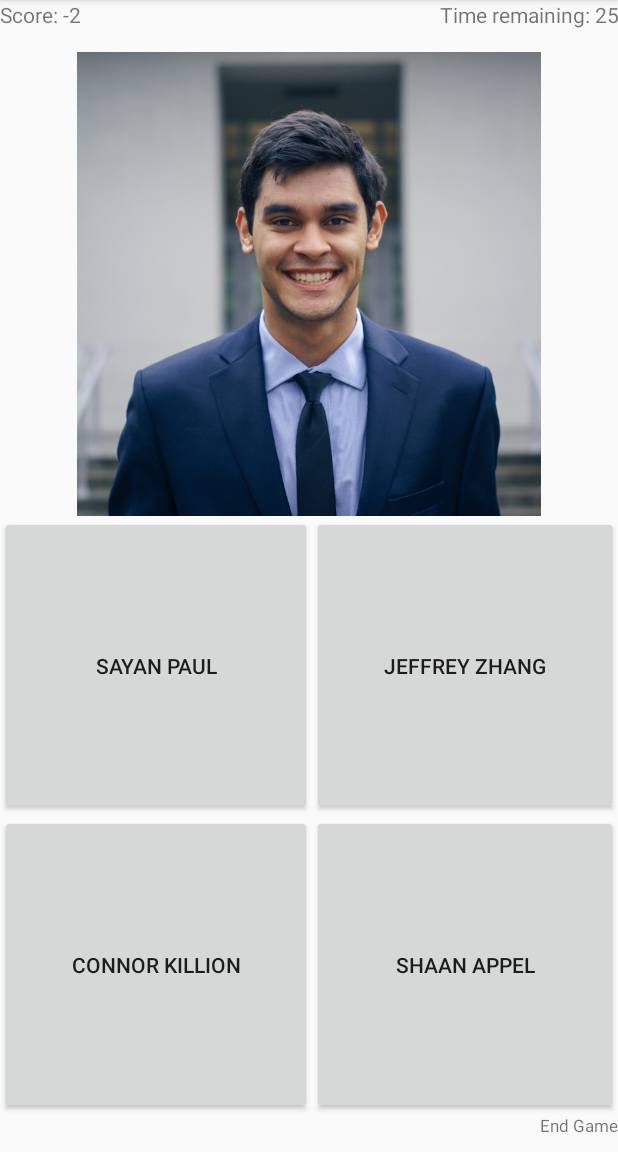
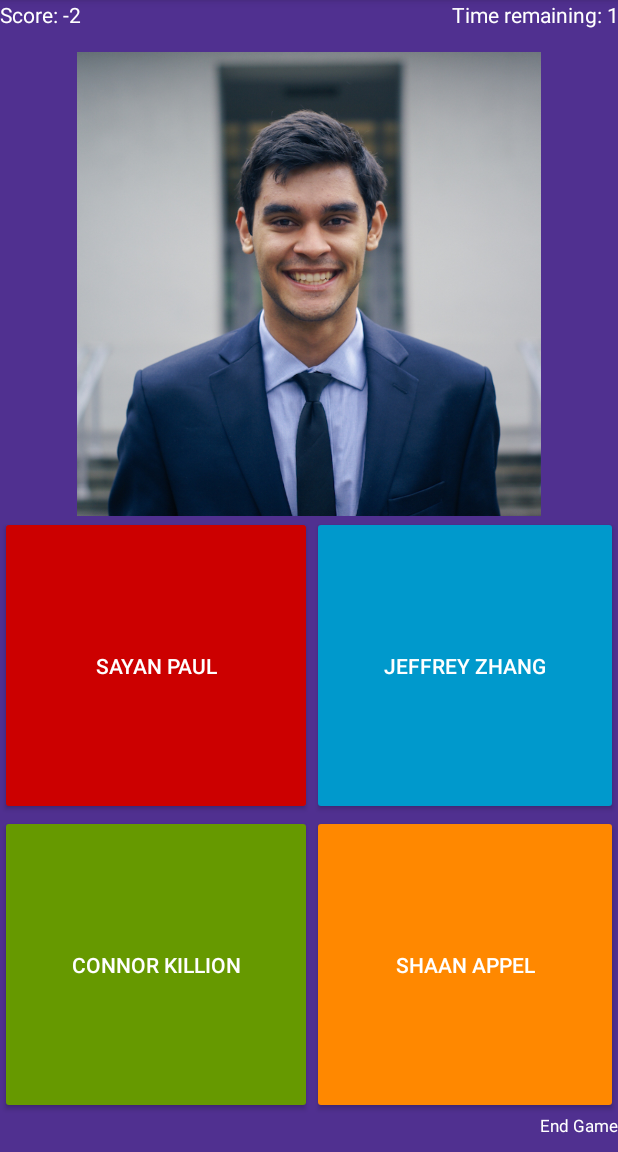
Before and after one commit to ssuresh2dev/mdbtrainingprogram, an Android app: the QuestionActivity screen opened directly, with no data from a screen before it, after a tap on "JEFFREY ZHANG", on a phone screen of 412 x 824 dp, the part 84-1236 px from its top. Run offline under Robolectric (Android 15) with nearby library versions, the phone set to English and light mode, and no system bars; 1 other tap on this screen came first.

Commit message:
removed annoying toasts

```diff
--- a/app/src/main/java/com/memberquiz/mdb/mdbmemberquiz/QuestionActivity.java
+++ b/app/src/main/java/com/memberquiz/mdb/mdbmemberquiz/QuestionActivity.java
@@ -10,7 +10,6 @@ package com.memberquiz.mdb.mdbmemberquiz;
         import android.os.Bundle;
         import android.view.View;
         import android.widget.Button;
-        import android.widget.ImageButton;
         import android.widget.ImageView;
         import android.widget.TextView;
         import android.widget.Toast;
@@ -18,11 +17,12 @@ package com.memberquiz.mdb.mdbmemberquiz;
         import java.util.*;
 
 public class QuestionActivity extends AppCompatActivity {
-
+    //TODO make array and pretty much all strings as xml resources
+    //TODO fewer toasts, more other ui stuff, flash the screen red??
     private String[] members = {"Jessica Cherny", "Mansi Shah", "Alice Wang", "Jessica Ji",
             "Kevin Jiang", "Jared Gutierrez", "Kristin Ho", "Christine Munar", "Mudit Mittal",
             "Ali Shelton", "Richard Hu", "Shaan Appel", "Ankur Mahesh", "Edward Liu", "Wilbur Shi",
-            "Young Lin", "Abhinav Koppu", "Abhishek Mangla",  "Akkshay Khoslaa", "Ally Koo", "Andy Wang",
+            "Young Lin", "Abhinav Koppu", "Abhishek Mangla", "Akkshay Khoslaa", "Ally Koo", "Andy Wang",
             "Aneesh Jindal", "Anisha Salunkhe", "Aparna Krishnan", "Ashwin Vaidyanathan",
             "Cody Hsieh", "Connor Killion", "Jeffrey Zhang", "Justin Kim", "Kenneth Steele",
             "Krishnan Rajiyah", "Lisa Lee", "Peter Schafhalter", "Riley Edmunds", "Rohan Narayan",
@@ -32,7 +32,7 @@ public class QuestionActivity extends AppCompatActivity {
             "Mohit Katyal", "Rochelle Shen", "Sayan Paul", "Sharie Wang", "Shreya Reddy",
             "Shubham Goenka", "Victor Sun", "Vidya Ravikumar"};
 
-    private final boolean DEBUG = true;
+    private final boolean DEBUG = false;
 
     private int score;
     private CountDownTimer timer;
@@ -42,7 +42,7 @@ public class QuestionActivity extends AppCompatActivity {
     private TextView scoreView, countdownView, endbutton;
     private Button[] buttons = new Button[4];
     private ImageView memberPhoto;
-    private int timelimit = 30;
+    private int timelimit = 5;
     private int indexOfCorrectMember, indexOfCorrectButton;
 
     @Override
@@ -90,7 +90,7 @@ public class QuestionActivity extends AppCompatActivity {
         memberList = Arrays.asList(members);
         Collections.shuffle(memberList);
         score = 0;
-        timer = new CountDownTimer(timelimit*1000, 1000) {
+        timer = new CountDownTimer((timelimit+1)*1000, 1000) {
             @Override
             public void onTick(long millisUntilFinished) {
                 countdownView.setText("Time remaining: " + String.format("%d", millisUntilFinished / 1000));
@@ -99,7 +99,9 @@ public class QuestionActivity extends AppCompatActivity {
             @Override
             public void onFinish() {
                 countdownView.setText("Time remaining: " + String.format("%d", 0));
-                toast("Out of time!");
+                toast("Out of time! 1 point deducted!");
+                updateScore(score-1);
+                setButtons();
             }
         };
         for (int i = 0; i < 4; i++) {
@@ -112,7 +114,7 @@ public class QuestionActivity extends AppCompatActivity {
                         setButtons();
                     }
                     else{
-                        toast("ur so dum -1 4 u");
+                        //toast("ur so dum -1 4 u");
                         updateScore(score-1);
                     }
                 }
@@ -120,6 +122,12 @@ public class QuestionActivity extends AppCompatActivity {
         }
 
         setButtons();
+    }
+
+    @Override
+    protected void onPause() {
+        super.onPause();
+        timer.cancel();
     }
 
     protected void setButtons() {
--- a/app/src/main/res/layout/activity_main.xml
+++ b/app/src/main/res/layout/activity_main.xml
@@ -10,6 +10,7 @@
     android:paddingLeft="@dimen/activity_horizontal_margin"
     android:paddingRight="@dimen/activity_horizontal_margin"
     android:paddingTop="@dimen/activity_vertical_margin"
+    android:background="#503090"
     tools:context="com.memberquiz.mdb.mdbmemberquiz.MainActivity">
 
     <Button
--- a/app/src/main/res/layout/activity_question.xml
+++ b/app/src/main/res/layout/activity_question.xml
@@ -23,10 +23,12 @@
 
 <GridLayout xmlns:android="http://schemas.android.com/apk/res/android"
     xmlns:app="http://schemas.android.com/apk/res-auto"
+    xmlns:tools="http://schemas.android.com/tools"
     android:layout_width="match_parent"
     android:layout_height="match_parent"
     android:rowCount="4"
-    android:columnCount="2">
+    android:columnCount="2"
+    android:background="#503090">
 
     <TextView
         android:id="@+id/scoreView"
@@ -36,7 +38,8 @@
         android:layout_width="wrap_content"
         android:layout_columnSpan="1"
         android:layout_columnWeight=".5"
-        android:layout_rowWeight=".1"/>
+        android:layout_rowWeight=".1"
+        android:textColor="@android:color/white"/>
 
     <TextView
         android:id="@+id/timerView"
@@ -46,7 +49,8 @@
         android:layout_width="wrap_content"
         android:layout_columnSpan="1"
         android:layout_columnWeight=".5"
-        android:layout_rowWeight=".1"/>
+        android:layout_rowWeight=".1"
+        android:textColor="@android:color/white"/>
 
     <ImageView
         android:clickable="true"
@@ -64,7 +68,9 @@
         android:layout_width="wrap_content"
         android:layout_height="wrap_content"
         android:layout_columnWeight="1"
-        android:layout_rowWeight="1"/>
+        android:layout_rowWeight="1"
+        android:backgroundTint="@android:color/holo_red_dark"
+        android:textColor="@android:color/white" />
 
     <Button
         android:id="@+id/button2"
@@ -73,7 +79,9 @@
         android:layout_width="wrap_content"
         android:layout_height="wrap_content"
         android:layout_columnWeight="1"
-        android:layout_rowWeight="1"/>
+        android:layout_rowWeight="1"
+        android:backgroundTint="@android:color/holo_blue_dark"
+        android:textColor="@android:color/white"/>
 
     <Button
         android:id="@+id/button3"
@@ -82,7 +90,10 @@
         android:layout_width="wrap_content"
         android:layout_height="wrap_content"
         android:layout_columnWeight="1"
-        android:layout_rowWeight="1"/>
+        android:layout_rowWeight="1"
+        android:backgroundTint="@android:color/holo_green_dark"
+        android:textColor="@android:color/white"
+        />
 
     <Button
         android:id="@+id/button4"
@@ -91,7 +102,9 @@
         android:layout_width="wrap_content"
         android:layout_height="wrap_content"
         android:layout_columnWeight="1"
-        android:layout_rowWeight="1"/>
+        android:layout_rowWeight="1"
+        android:backgroundTint="@android:color/holo_orange_dark"
+        android:textColor="@android:color/white"/>
 
     <LinearLayout
         android:layout_height="10dp"
@@ -111,7 +124,8 @@
             android:layout_width="wrap_content"
             android:layout_height="20dp"
             android:padding="0px"
-            android:gravity="right" />
+            android:gravity="right"
+            android:textColor="@android:color/white"/>
 
     </LinearLayout>
 
```
Also changed, not shown: app/src/main/res/drawable/sahillamba.jpg, app/src/main/res/drawable/shreyareddy.jpg.
